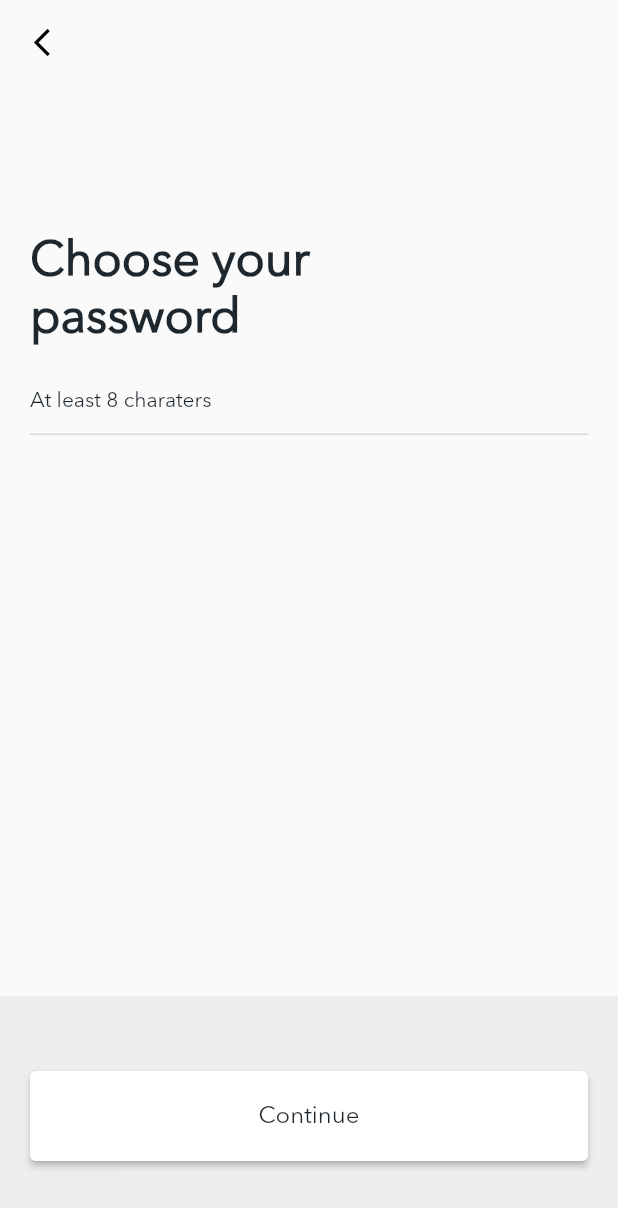
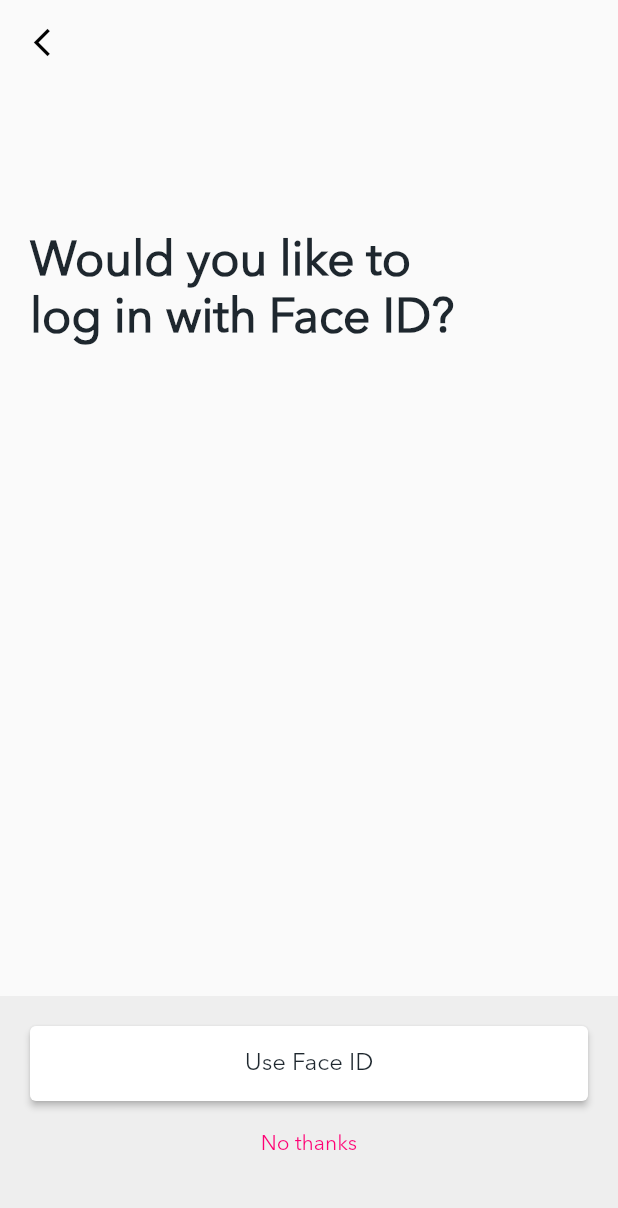
Before and after one commit to linhxeom1996/louis_moody_ui, a Flutter app: the screen it shows after launch, on a phone screen of 412 x 824 dp. Shown: the top 1208 px of the screen. Run offline on Flutter 3.47's test engine with Material 2 defaults, Android fonts, the phone set to English and light mode, and no system bars.

Commit message:
face id ui

```diff
--- a/lib/extensions/color_extension.dart
+++ b/lib/extensions/color_extension.dart
@@ -11,5 +11,3 @@
 
   static Color underLineColor = Colors.grey[350]!;
 }
-
-class ColorOnBoardBase {}
--- a/lib/extensions/fontSize_extension.dart
+++ /dev/null
@@ -1 +0,0 @@
-class FontSizeBase {}
--- a/lib/extensions/text_extension.dart
+++ b/lib/extensions/text_extension.dart
@@ -26,3 +26,11 @@
   // ignore: non_constant_identifier_names
   static String at_least = "At least 8 charaters";
 }
+
+class TxtFaceID {
+  // ignore: non_constant_identifier_names
+  static String would_you_like = "Would you like to\nlog in with Face ID?";
+  // ignore: non_constant_identifier_names
+  static String user_faceId = "Use Face ID";
+  static String nope = "No thanks";
+}
--- a/lib/main.dart
+++ b/lib/main.dart
@@ -1,5 +1,6 @@
 import 'package:flutter/material.dart';
 import 'package:louis_moody_ui/pages/sign_up_email/signUp_email.dart';
+import 'package:louis_moody_ui/pages/sign_up_faceId/face_id.dart';
 import 'package:louis_moody_ui/pages/sign_up_pass/signUp_pass.dart';
 
 void main() {
@@ -13,7 +14,7 @@
     return MaterialApp(
       debugShowCheckedModeBanner: false,
       title: 'Flutter Demo',
-      home: SignUpPassPage(),
+      home: SignUpFaceIDPage(),
     );
   }
 }
--- a/lib/pages/onBoarding/onBoarding.dart
+++ b/lib/pages/onBoarding/onBoarding.dart
@@ -1,7 +1,6 @@
 import 'dart:developer';
 import 'package:flutter/material.dart';
 import 'package:louis_moody_ui/extensions/color_extension.dart';
-import 'package:louis_moody_ui/extensions/fontSize_extension.dart';
 import 'package:louis_moody_ui/extensions/styleText_extension.dart';
 import 'package:louis_moody_ui/extensions/text_extension.dart';
 import 'package:louis_moody_ui/pages/widgets/elevator_button_base.dart';
--- /dev/null
+++ b/lib/pages/sign_up_faceId/face_id.dart
@@ -0,0 +1,91 @@
+import 'dart:developer';
+
+import 'package:flutter/material.dart';
+import 'package:louis_moody_ui/extensions/color_extension.dart';
+import 'package:louis_moody_ui/extensions/styleText_extension.dart';
+import 'package:louis_moody_ui/extensions/text_extension.dart';
+import 'package:louis_moody_ui/pages/widgets/appBar_base.dart';
+import 'package:louis_moody_ui/pages/widgets/elevator_button_base.dart';
+import 'package:louis_moody_ui/pages/widgets/text_form_field_base.dart';
+
+class SignUpFaceIDPage extends StatefulWidget {
+  const SignUpFaceIDPage({Key? key}) : super(key: key);
+
+  @override
+  _SignUpFaceIDPageState createState() => _SignUpFaceIDPageState();
+}
+
+class _SignUpFaceIDPageState extends State<SignUpFaceIDPage> {
+  final TextEditingController _emailController = TextEditingController();
+
+  @override
+  void dispose() {
+    _emailController.dispose();
+    super.dispose();
+  }
+
+  @override
+  Widget build(BuildContext context) {
+    return Scaffold(
+      resizeToAvoidBottomInset: true,
+      appBar: AppBarBase(
+        leading: IconButton(
+          onPressed: () {},
+          icon: Icon(
+            Icons.arrow_back_ios_new,
+            color: Colors.black,
+            size: 22,
+          ),
+        ),
+      ),
+      body: Container(
+        width: double.infinity,
+        height: double.infinity,
+        child: Stack(
+          children: <Widget>[
+            Padding(
+              padding: const EdgeInsets.fromLTRB(20, 100, 20, 0),
+              child: Container(
+                child: Text(
+                  TxtFaceID.would_you_like,
+                  style: StyleTxTBase().texttitle,
+                ),
+              ),
+            ),
+            Align(
+              alignment: Alignment.bottomCenter,
+              child: Container(
+                width: double.infinity,
+                height: 160,
+                color: ColorBase.boxGreyColor,
+                padding: EdgeInsets.all(20),
+                child: Column(
+                  children: [
+                    SizedBox(
+                      height: 50,
+                      width: double.infinity,
+                      child: ElevatorButtonBase(
+                        text: TxtFaceID.user_faceId,
+                        textStyle: StyleTxTBase().textButtonBlack,
+                      ),
+                    ),
+                    SizedBox(height: 5),
+                    TextButton(
+                      onPressed: () {
+                        log("text press");
+                      },
+                      child: Text(
+                        TxtFaceID.nope,
+                        style: StyleTxTBase().textPink,
+                      ),
+                    )
+                  ],
+                ),
+              ),
+            )
+          ],
+        ),
+      ),
+    );
+  }
+}
```
